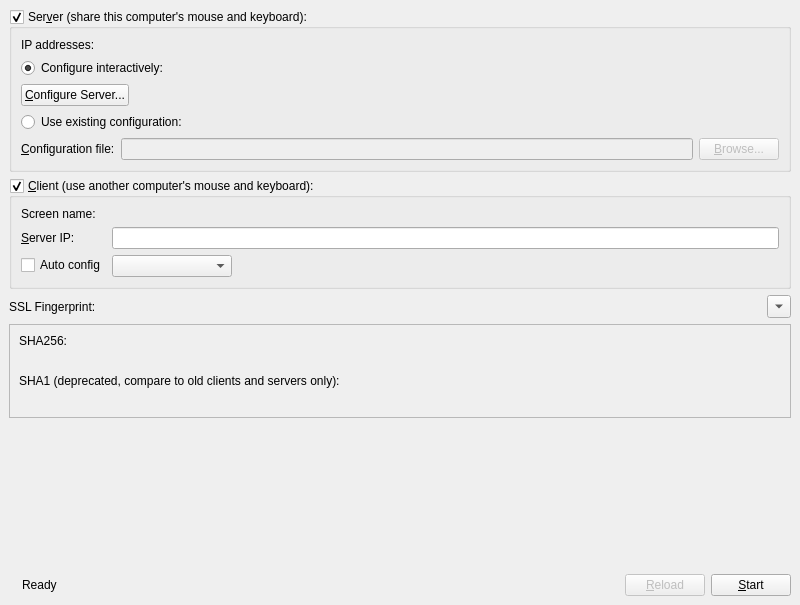
The window that src/gui/src/MainWindowBase.ui (SergeyGadzhilov/SKVM) describes before a commit, drawn with Qt 5.
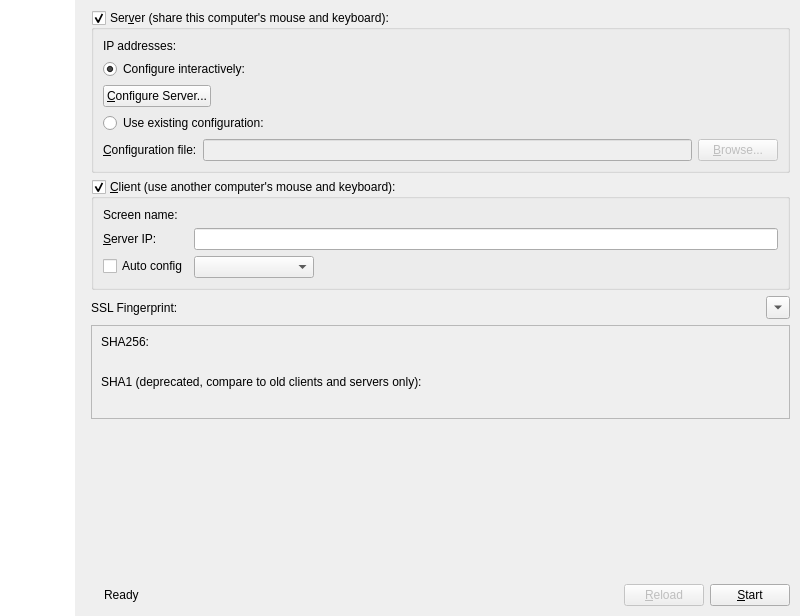
The same window after the commit. Icons and pictures are not drawn.

The edit to the form file:
```diff
--- a/src/gui/src/MainWindowBase.ui
+++ b/src/gui/src/MainWindowBase.ui
@@ -7,7 +7,7 @@
     <x>0</x>
     <y>0</y>
     <width>800</width>
-    <height>605</height>
+    <height>616</height>
    </rect>
   </property>
   <property name="sizePolicy">
@@ -29,9 +29,54 @@
    <property name="styleSheet">
     <string notr="true"/>
    </property>
-   <layout class="QVBoxLayout" name="verticalLayout_2">
+   <layout class="QHBoxLayout" name="horizontalLayout_5">
     <property name="sizeConstraint">
      <enum>QLayout::SetDefaultConstraint</enum>
+    </property>
+    <property name="leftMargin">
+     <number>0</number>
+    </property>
+    <property name="topMargin">
+     <number>0</number>
+    </property>
+    <property name="rightMargin">
+     <number>0</number>
+    </property>
+    <property name="bottomMargin">
+     <number>0</number>
+    </property>
+    <item>
+     <widget class="QWidget" name="sidebar" native="true">
+      <property name="sizePolicy">
+       <sizepolicy hsizetype="Fixed" vsizetype="Preferred">
+        <horstretch>0</horstretch>
+        <verstretch>0</verstretch>
+       </sizepolicy>
+      </property>
+      <property name="minimumSize">
+       <size>
+        <width>75</width>
+        <height>0</height>
+       </size>
+      </property>
+      <property name="styleSheet">
+       <string notr="true">background-color: rgb(255, 255, 255);</string>
+      </property>
+     </widget>
+    </item>
+    <item>
+     <layout class="QVBoxLayout" name="contentLayout">
+      <property name="leftMargin">
+       <number>10</number>
+      </property>
+      <property name="topMargin">
+       <number>10</number>
+      </property>
+      <property name="rightMargin">
+       <number>10</number>
+      </property>
+      <property name="bottomMargin">
+       <number>10</number>
     </property>
     <item>
      <widget class="QGroupBox" name="m_pGroupServer">
@@ -401,6 +446,8 @@
          <string>&amp;Start</string>
         </property>
        </widget>
+        </item>
+       </layout>
       </item>
      </layout>
     </item>
```
Left out of the diff: 54 changed lines with no effect on the pictures. Lines whose indentation alone changed are shown as unchanged.
